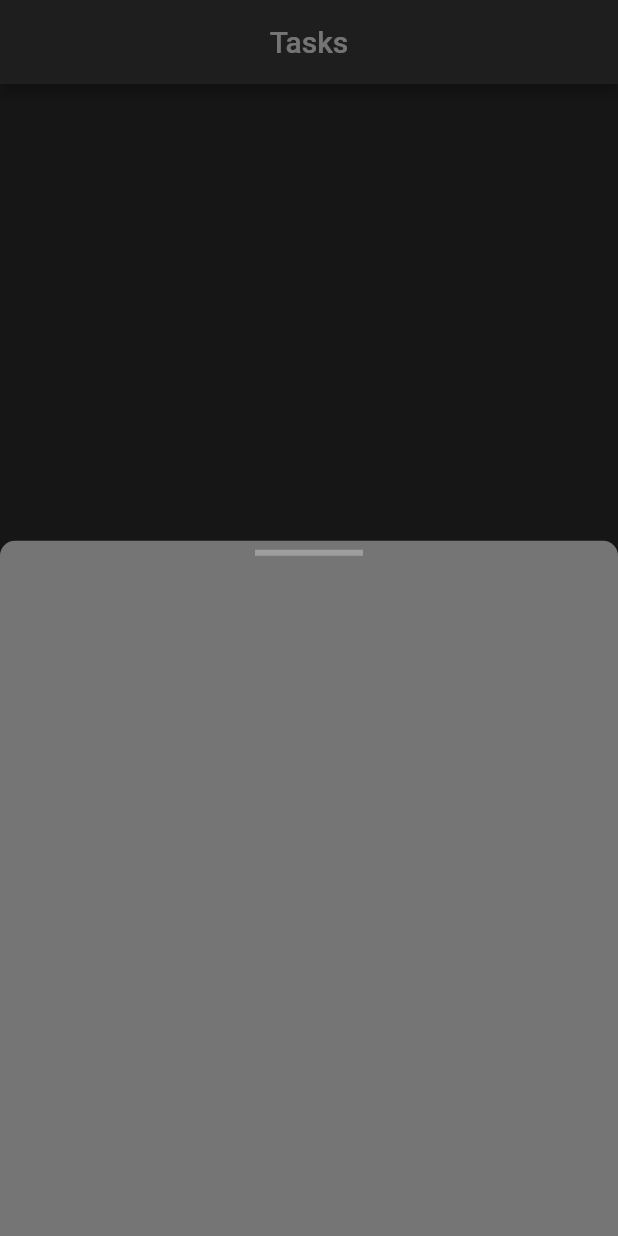
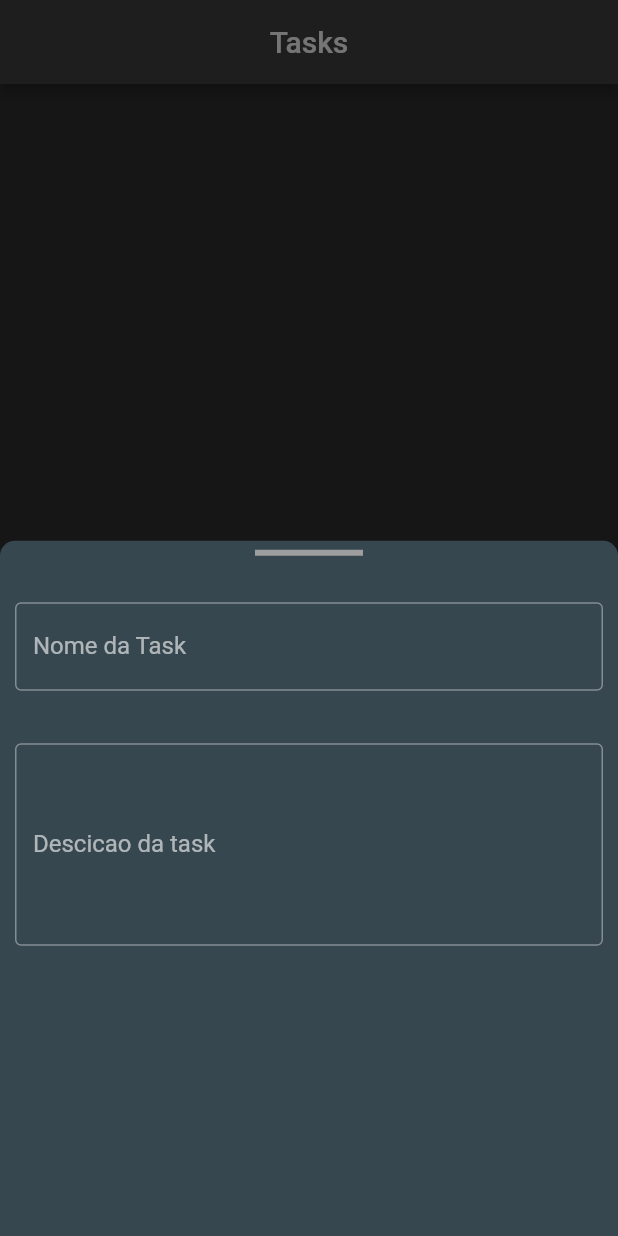
Before and after one commit to MatheusMed/daily_tasks, a Flutter app: the screen it shows after launch, after a tap on "Nova Task", on a phone screen of 412 x 824 dp. Run offline on Flutter 3.47's test engine with Material 2 defaults, Android fonts, the phone set to English and light mode, and no system bars; our stand-ins replace flutter_local_notifications, flutter_svg, get, google_fonts.

Commit message:
app com algumas propriedades

```diff
--- a/lib/app/pages/home/home_controller.dart
+++ b/lib/app/pages/home/home_controller.dart
@@ -1,4 +1,5 @@
 import 'package:daily_tasks/app/ui/colors/app_color.dart';
+import 'package:daily_tasks/app/utils/modal.dart';
 import 'package:flutter/material.dart';
 import 'package:flutter/widgets.dart';
 import 'package:get/get.dart';
@@ -6,28 +7,7 @@ import 'package:get/get.dart';
 class HomeController extends GetxController {
   void modal() {
     Get.bottomSheet(
-      Container(
-        height: Get.height * .75,
-        decoration: BoxDecoration(
-          color: AppColors.cinza,
-          borderRadius: BorderRadius.only(
-            topLeft: Radius.circular(10),
-            topRight: Radius.circular(10),
-          ),
-        ),
-        child: SingleChildScrollView(
-          child: Column(
-            children: [
-              Divider(
-                indent: 170,
-                endIndent: 170,
-                thickness: 4,
-                color: Colors.grey,
-              )
-            ],
-          ),
-        ),
-      ),
+      Modal(),
     );
   }
 }
--- a/lib/app/ui/colors/app_color.dart
+++ b/lib/app/ui/colors/app_color.dart
@@ -2,5 +2,5 @@ import 'package:flutter/material.dart';
 
 abstract class AppColors {
   static Color vermelho = Colors.red;
-  static Color cinza = Colors.grey.shade600;
+  static Color cinzaModal = Colors.blueGrey.shade800;
 }
--- a/lib/app/ui/theme/app_themes.dart
+++ b/lib/app/ui/theme/app_themes.dart
@@ -3,6 +3,7 @@ import 'package:flutter/material.dart';
 
 final appTheme = ThemeData(
   brightness: Brightness.dark,
+  primarySwatch: Colors.orange,
   appBarTheme: AppBarTheme(
     centerTitle: true,
   ),
--- /dev/null
+++ b/lib/app/utils/modal.dart
@@ -0,0 +1,45 @@
+import 'package:daily_tasks/app/ui/colors/app_color.dart';
+import 'package:daily_tasks/app/utils/widgets/text_form_custom.dart';
+import 'package:flutter/material.dart';
+import 'package:get/get.dart';
+
+class Modal extends StatelessWidget {
+  const Modal({Key? key}) : super(key: key);
+
+  @override
+  Widget build(BuildContext context) {
+    return Container(
+      height: Get.height * .75,
+      decoration: BoxDecoration(
+        color: AppColors.cinzaModal,
+        borderRadius: BorderRadius.only(
+          topLeft: Radius.circular(10),
+          topRight: Radius.circular(10),
+        ),
+      ),
+      child: SingleChildScrollView(
+        child: Column(
+          children: [
+            Divider(
+              indent: 170,
+              endIndent: 170,
+              thickness: 4,
+              color: Colors.grey,
+            ),
+            SizedBox(height: 15),
+            TextFormCustom(
+              title: 'Nome da Task',
+              hint: 'Escreva o nome da sua Tesk',
+            ),
+            SizedBox(height: 15),
+            TextFormCustom(
+              title: 'Descicao da task',
+              hint: 'Faça uma descricao da sua Task',
+              maximoLinhas: 5,
+            )
+          ],
+        ),
+      ),
+    );
+  }
+}
--- /dev/null
+++ b/lib/app/utils/widgets/text_form_custom.dart
@@ -0,0 +1,23 @@
+import 'package:flutter/material.dart';
+
+class TextFormCustom extends StatelessWidget {
+  final String title;
+  final int? maximoLinhas;
+  final String? hint;
+  TextFormCustom({required this.title, this.maximoLinhas, this.hint});
+
+  @override
+  Widget build(BuildContext context) {
+    return Padding(
+      padding: const EdgeInsets.all(10.0),
+      child: TextFormField(
+        maxLines: maximoLinhas,
+        decoration: InputDecoration(
+          label: Text(title),
+          hintText: hint,
+          border: OutlineInputBorder(),
+        ),
+      ),
+    );
+  }
+}
--- a/lib/main.dart
+++ b/lib/main.dart
@@ -1,12 +1,26 @@
 import 'package:daily_tasks/app/routes/pages_route.dart';
 import 'package:daily_tasks/app/routes/routes.dart';
 import 'package:flutter/material.dart';
+import 'package:flutter_local_notifications/flutter_local_notifications.dart';
 import 'package:get/get.dart';
 
 import 'app/bindings/root_binding.dart';
 import 'app/ui/theme/app_themes.dart';
 
-void main() {
+// FlutterLocalNotificationsPlugin flutterLocalNotificationsPlugin =
+//     FlutterLocalNotificationsPlugin();
+
+Future<void> main() async {
+  WidgetsFlutterBinding.ensureInitialized();
+  // const AndroidInitializationSettings initializationSettingsAndroid =
+  //     AndroidInitializationSettings('app_icon');
+  // final InitializationSettings initializationSettings = InitializationSettings(
+  //   android: initializationSettingsAndroid,
+  // );
+  // await flutterLocalNotificationsPlugin.initialize(
+  //   initializationSettings,
+  // );
+
   runApp(MyApp());
 }
 
--- a/pubspec.yaml
+++ b/pubspec.yaml
@@ -41,6 +41,8 @@ dependencies:
   path: ^1.8.0
   flutter_svg: ^0.23.0+1
   path_provider: ^2.0.5
+  timezone: ^0.8.0
+  flutter_native_timezone: ^2.0.0
 
 dev_dependencies:
   flutter_test:
```
Also changed, not shown: pubspec.lock.
